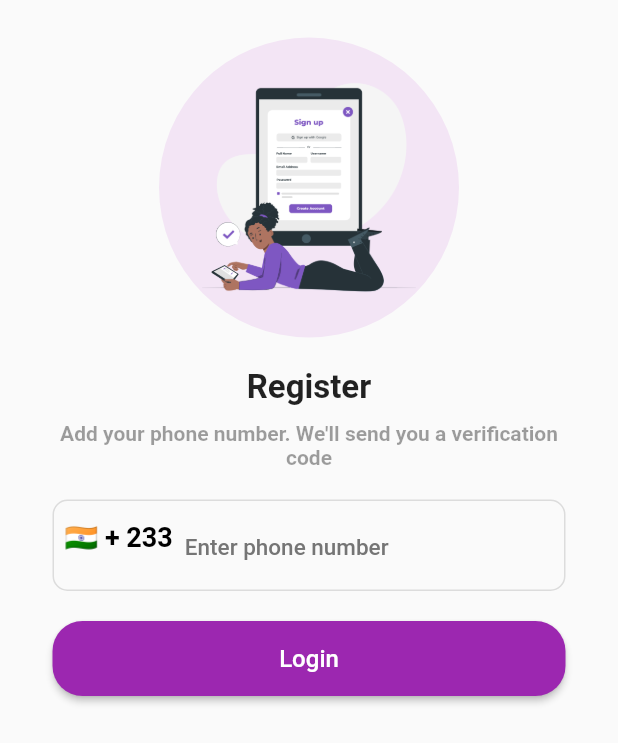
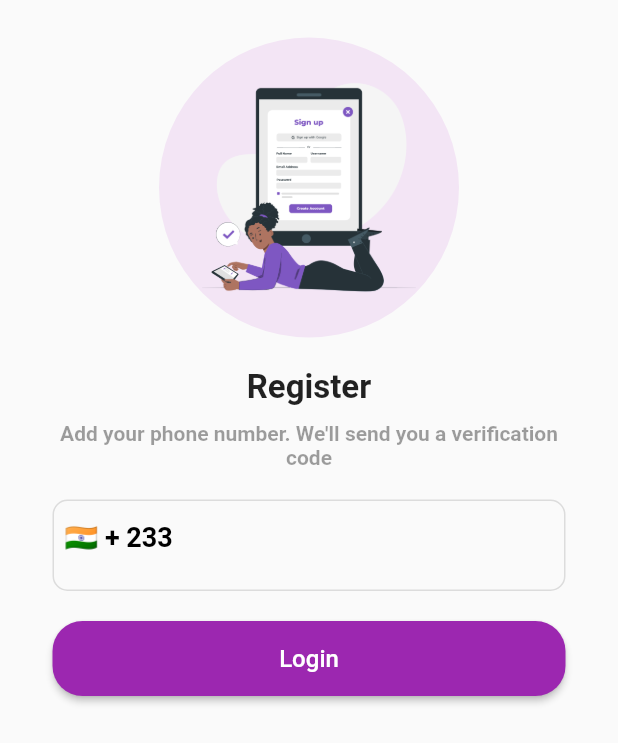
Before and after one commit to MonicaQuainoo/phone_auth, a Flutter app: the RegisterScreen screen opened directly, on a phone screen of 412 x 824 dp. Shown: the top 743 px of the screen. Run offline on Flutter 3.47's test engine with Material 2 defaults, Android fonts, the phone set to English and light mode, and no system bars; our stand-ins replace country_picker, firebase_core; accounts and stored records are empty.

```diff
--- a/lib/screens/register_screen.dart
+++ b/lib/screens/register_screen.dart
@@ -80,7 +80,6 @@ class _RegisterScreenState extends State<RegisterScreen> {
                     });
                   },
                   decoration: InputDecoration(
-                    hintText: "Enter phone number",
                     hintStyle: TextStyle(
                       fontWeight: FontWeight.w500,
                       fontSize: 15,
```
